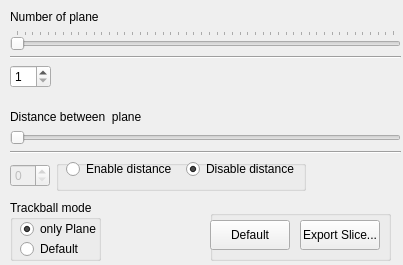
cnr-isti-vclab/meshlab, file src/meshlabplugins/editslice/slicedialog.ui: the form before one commit.
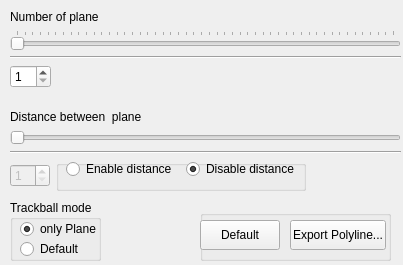
The form after the commit.

Diff of the .ui file:
```diff
--- a/src/meshlabplugins/editslice/slicedialog.ui
+++ b/src/meshlabplugins/editslice/slicedialog.ui
@@ -18,42 +18,6 @@
   <property name="windowTitle" >
    <string>Slide preference</string>
   </property>
-  <widget class="QGroupBox" name="groupBox" >
-   <property name="geometry" >
-    <rect>
-     <x>210</x>
-     <y>210</y>
-     <width>181</width>
-     <height>51</height>
-    </rect>
-   </property>
-   <widget class="QToolButton" name="ExportButton" >
-    <property name="geometry" >
-     <rect>
-      <x>90</x>
-      <y>10</y>
-      <width>80</width>
-      <height>30</height>
-     </rect>
-    </property>
-    <property name="text" >
-     <string>Export Slice...</string>
-    </property>
-   </widget>
-   <widget class="QToolButton" name="DefultButton" >
-    <property name="geometry" >
-     <rect>
-      <x>0</x>
-      <y>10</y>
-      <width>80</width>
-      <height>30</height>
-     </rect>
-    </property>
-    <property name="text" >
-     <string>Default</string>
-    </property>
-   </widget>
-  </widget>
   <widget class="QWidget" name="verticalLayout_2" >
    <property name="geometry" >
     <rect>
@@ -137,6 +101,9 @@
         <property name="maximum" >
          <number>500</number>
         </property>
+        <property name="minimum" >
+         <number>1</number>
+        </property>
        </widget>
       </item>
       <item>
@@ -356,6 +323,42 @@
     </property>
    </widget>
   </widget>
+  <widget class="QGroupBox" name="groupBox" >
+   <property name="geometry" >
+    <rect>
+     <x>200</x>
+     <y>210</y>
+     <width>191</width>
+     <height>51</height>
+    </rect>
+   </property>
+   <widget class="QToolButton" name="DefultButton" >
+    <property name="geometry" >
+     <rect>
+      <x>0</x>
+      <y>10</y>
+      <width>80</width>
+      <height>30</height>
+     </rect>
+    </property>
+    <property name="text" >
+     <string>Default</string>
+    </property>
+   </widget>
+   <widget class="QToolButton" name="ExportButton" >
+    <property name="geometry" >
+     <rect>
+      <x>90</x>
+      <y>10</y>
+      <width>96</width>
+      <height>30</height>
+     </rect>
+    </property>
+    <property name="text" >
+     <string>Export Polyline...</string>
+    </property>
+   </widget>
+  </widget>
  </widget>
  <layoutdefault spacing="6" margin="11" />
  <resources/>
```
Left out of the diff: 3 changed lines with no effect on the pictures.
